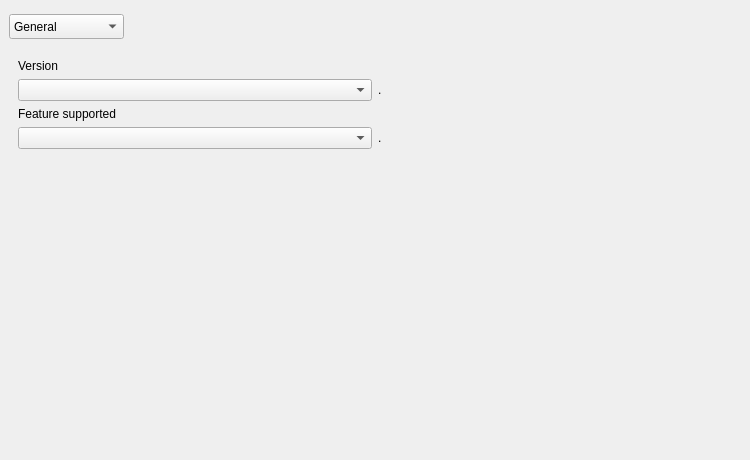
Before: the Qt Designer form examples/sysinfo/dialog_small_landscape.ui in qtproject/qt-mobility, drawn with Qt 5.
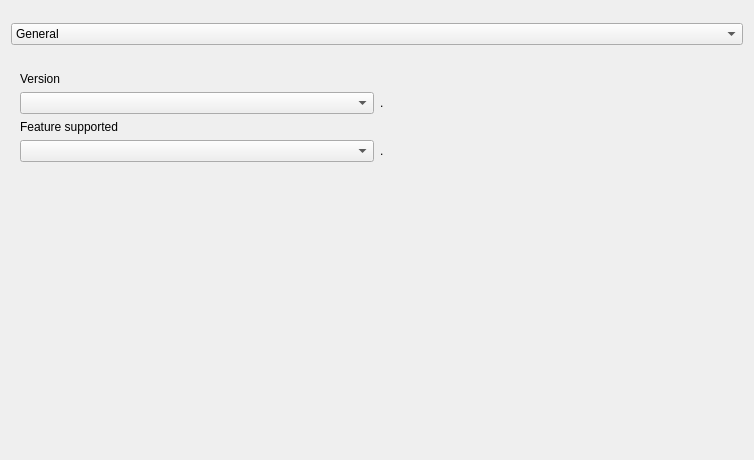
After: the same form once the commit is applied. Icons and pictures are not drawn.

Commit message: need layout

What changed in the file:
```diff
--- a/examples/sysinfo/dialog_small_landscape.ui
+++ b/examples/sysinfo/dialog_small_landscape.ui
@@ -13,15 +13,9 @@
   <property name="windowTitle">
    <string>System Information</string>
   </property>
+  <layout class="QGridLayout" name="gridLayout_14">
+   <item row="0" column="0">
   <widget class="QComboBox" name="comboBox">
-   <property name="geometry">
-    <rect>
-     <x>9</x>
-     <y>14</y>
-     <width>115</width>
-     <height>25</height>
-    </rect>
-   </property>
    <item>
     <property name="text">
      <string>General</string>
@@ -78,15 +72,9 @@
     </property>
    </item>
   </widget>
+   </item>
+   <item row="1" column="0">
   <widget class="QStackedWidget" name="stackedWidget">
-   <property name="geometry">
-    <rect>
-     <x>9</x>
-     <y>50</y>
-     <width>732</width>
-     <height>395</height>
-    </rect>
-   </property>
    <property name="sizePolicy">
     <sizepolicy hsizetype="MinimumExpanding" vsizetype="Fixed">
      <horstretch>0</horstretch>
@@ -2098,6 +2086,8 @@
     </layout>
    </widget>
   </widget>
+   </item>
+  </layout>
  </widget>
  <resources>
   <include location="examples.qrc"/>
```
Lines whose indentation alone changed are shown as unchanged.
